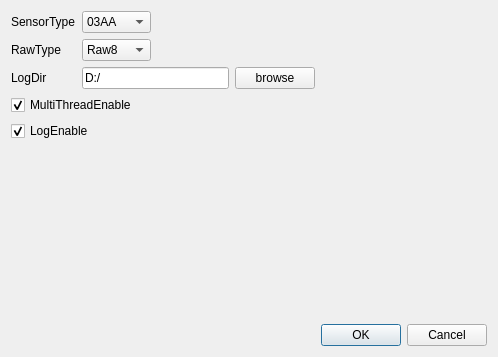
Qt form AlgorithmTest/DialogAPSInit.ui (yixin1851/algorithm_HVS) before a commit.
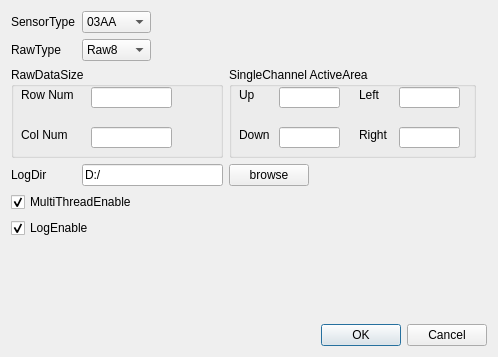
The same form after that commit.

Commit message: 1、增加APS设置数据大小和AA区大小接口，用于兼容不同出图模式；2、APS show功能增加了生成行列数据chart功能；3、修复了计算时域噪声bug；4、APS Init界面增加了AA区和size设置

What changed in the file:
```diff
--- a/AlgorithmTest/DialogAPSInit.ui
+++ b/AlgorithmTest/DialogAPSInit.ui
@@ -58,7 +58,7 @@
      </property>
     </spacer>
    </item>
-   <item row="0" column="3">
+   <item row="0" column="3" colspan="2">
     <spacer name="horizontalSpacer_3">
      <property name="orientation">
       <enum>Qt::Horizontal</enum>
@@ -71,7 +71,7 @@
      </property>
     </spacer>
    </item>
-   <item row="0" column="4">
+   <item row="0" column="5">
     <spacer name="horizontalSpacer_4">
      <property name="orientation">
       <enum>Qt::Horizontal</enum>
@@ -110,7 +110,7 @@
      </item>
     </widget>
    </item>
-   <item row="1" column="2" colspan="3">
+   <item row="1" column="2" colspan="4">
     <spacer name="horizontalSpacer_5">
      <property name="orientation">
       <enum>Qt::Horizontal</enum>
@@ -123,14 +123,203 @@
      </property>
     </spacer>
    </item>
-   <item row="2" column="0">
+   <item row="2" column="0" colspan="3">
+    <widget class="QGroupBox" name="groupBox">
+     <property name="sizePolicy">
+      <sizepolicy hsizetype="Minimum" vsizetype="Minimum">
+       <horstretch>0</horstretch>
+       <verstretch>0</verstretch>
+      </sizepolicy>
+     </property>
+     <property name="minimumSize">
+      <size>
+       <width>191</width>
+       <height>91</height>
+      </size>
+     </property>
+     <property name="title">
+      <string>RawDataSize</string>
+     </property>
+     <widget class="QLineEdit" name="lineEditTotalRowNumber">
+      <property name="geometry">
+       <rect>
+        <x>80</x>
+        <y>20</y>
+        <width>81</width>
+        <height>21</height>
+       </rect>
+      </property>
+     </widget>
+     <widget class="QLabel" name="label_4">
+      <property name="geometry">
+       <rect>
+        <x>10</x>
+        <y>20</y>
+        <width>71</width>
+        <height>16</height>
+       </rect>
+      </property>
+      <property name="text">
+       <string>Row Num</string>
+      </property>
+     </widget>
+     <widget class="QLabel" name="label_5">
+      <property name="geometry">
+       <rect>
+        <x>10</x>
+        <y>60</y>
+        <width>54</width>
+        <height>16</height>
+       </rect>
+      </property>
+      <property name="text">
+       <string>Col Num</string>
+      </property>
+     </widget>
+     <widget class="QLineEdit" name="lineEditTotalColNumber">
+      <property name="geometry">
+       <rect>
+        <x>80</x>
+        <y>60</y>
+        <width>81</width>
+        <height>21</height>
+       </rect>
+      </property>
+     </widget>
+    </widget>
+   </item>
+   <item row="2" column="3" colspan="3">
+    <widget class="QGroupBox" name="groupBox_2">
+     <property name="sizePolicy">
+      <sizepolicy hsizetype="Minimum" vsizetype="Minimum">
+       <horstretch>0</horstretch>
+       <verstretch>0</verstretch>
+      </sizepolicy>
+     </property>
+     <property name="minimumSize">
+      <size>
+       <width>241</width>
+       <height>91</height>
+      </size>
+     </property>
+     <property name="title">
+      <string>SingleChannel ActiveArea</string>
+     </property>
+     <widget class="QLineEdit" name="lineEditUp">
+      <property name="geometry">
+       <rect>
+        <x>50</x>
+        <y>20</y>
+        <width>61</width>
+        <height>21</height>
+       </rect>
+      </property>
+     </widget>
+     <widget class="QLabel" name="label_6">
+      <property name="geometry">
+       <rect>
+        <x>10</x>
+        <y>20</y>
+        <width>41</width>
+        <height>16</height>
+       </rect>
+      </property>
+      <property name="text">
+       <string>Up</string>
+      </property>
+     </widget>
+     <widget class="QLineEdit" name="lineEditDown">
+      <property name="geometry">
+       <rect>
+        <x>50</x>
+        <y>60</y>
+        <width>61</width>
+        <height>21</height>
+       </rect>
+      </property>
+     </widget>
+     <widget class="QLabel" name="label_7">
+      <property name="geometry">
+       <rect>
+        <x>10</x>
+        <y>60</y>
+        <width>41</width>
+        <height>16</height>
+       </rect>
+      </property>
+      <property name="text">
+       <string>Down</string>
+      </property>
+     </widget>
+     <widget class="QLabel" name="label_8">
+      <property name="geometry">
+       <rect>
+        <x>130</x>
+        <y>20</y>
+        <width>31</width>
+        <height>16</height>
+       </rect>
+      </property>
+      <property name="text">
+       <string>Left</string>
+      </property>
+     </widget>
+     <widget class="QLineEdit" name="lineEditLeft">
+      <property name="geometry">
+       <rect>
+        <x>170</x>
+        <y>20</y>
+        <width>61</width>
+        <height>21</height>
+       </rect>
+      </property>
+     </widget>
+     <widget class="QLabel" name="label_9">
+      <property name="geometry">
+       <rect>
+        <x>130</x>
+        <y>60</y>
+        <width>41</width>
+        <height>16</height>
+       </rect>
+      </property>
+      <property name="text">
+       <string>Right</string>
+      </property>
+     </widget>
+     <widget class="QLineEdit" name="lineEditRight">
+      <property name="geometry">
+       <rect>
+        <x>170</x>
+        <y>60</y>
+        <width>61</width>
+        <height>21</height>
+       </rect>
+      </property>
+     </widget>
+    </widget>
+   </item>
+   <item row="2" column="6">
+    <spacer name="horizontalSpacer_6">
+     <property name="orientation">
+      <enum>Qt::Horizontal</enum>
+     </property>
+     <property name="sizeHint" stdset="0">
+      <size>
+       <width>7</width>
+       <height>20</height>
+      </size>
+     </property>
+    </spacer>
+   </item>
+   <item row="3" column="0">
     <widget class="QLabel" name="label_2">
      <property name="text">
       <string>LogDir</string>
      </property>
     </widget>
    </item>
-   <item row="2" column="1" colspan="2">
+   <item row="3" column="1" colspan="2">
     <widget class="QLineEdit" name="lineEditLogDir">
      <property name="sizePolicy">
       <sizepolicy hsizetype="Maximum" vsizetype="Fixed">
@@ -149,14 +338,14 @@
      </property>
     </widget>
    </item>
-   <item row="2" column="3">
+   <item row="3" column="3">
     <widget class="QPushButton" name="pushButtonBrowser">
      <property name="text">
       <string>browse</string>
      </property>
     </widget>
    </item>
-   <item row="2" column="4">
+   <item row="3" column="4" colspan="2">
     <spacer name="horizontalSpacer">
      <property name="orientation">
       <enum>Qt::Horizontal</enum>
@@ -169,7 +358,7 @@
      </property>
     </spacer>
    </item>
-   <item row="3" column="0" colspan="2">
+   <item row="4" column="0" colspan="2">
     <widget class="QCheckBox" name="checkBoxMultiThreadEnable">
      <property name="text">
       <string>MultiThreadEnable</string>
@@ -179,7 +368,7 @@
      </property>
     </widget>
    </item>
-   <item row="4" column="0" colspan="2">
+   <item row="5" column="0" colspan="2">
     <widget class="QCheckBox" name="checkBoxLogEnable">
      <property name="text">
       <string>LogEnable</string>
@@ -189,7 +378,7 @@
      </property>
     </widget>
    </item>
-   <item row="5" column="1">
+   <item row="6" column="1">
     <spacer name="verticalSpacer">
      <property name="orientation">
       <enum>Qt::Vertical</enum>
@@ -202,7 +391,7 @@
      </property>
     </spacer>
    </item>
-   <item row="6" column="4">
+   <item row="7" column="5" colspan="2">
     <widget class="QDialogButtonBox" name="buttonBox">
      <property name="orientation">
       <enum>Qt::Horizontal</enum>
```
The commit also changes 8 other files.
